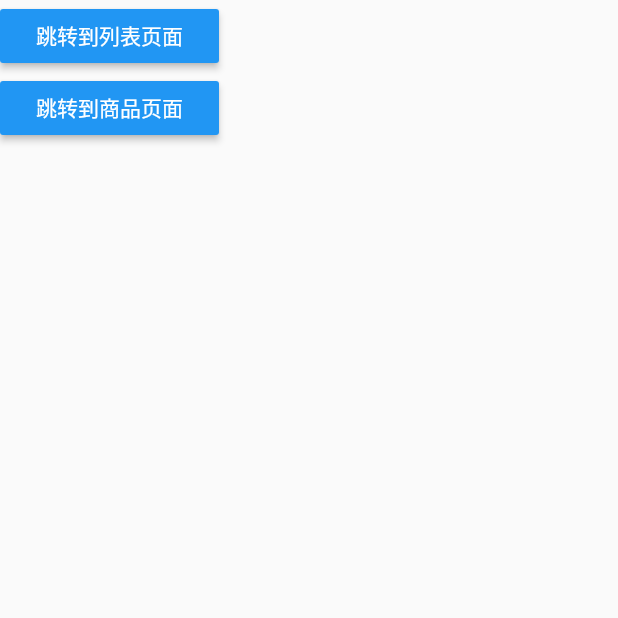
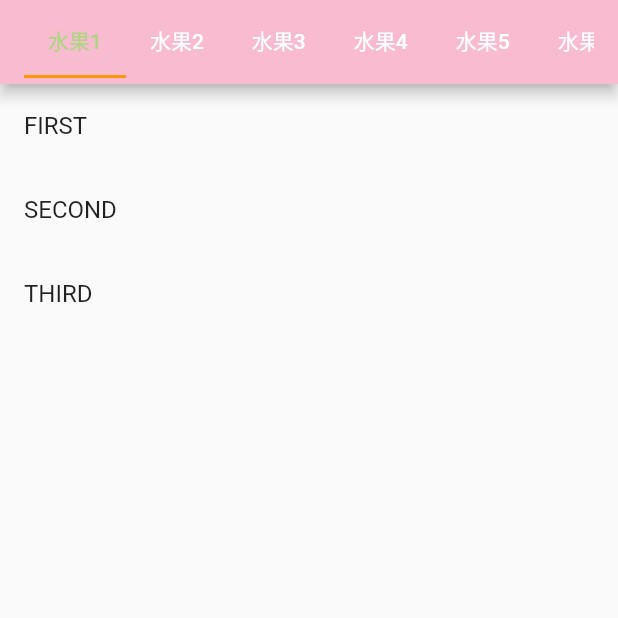
Before and after one commit to zxx1992/flutter_base, a Flutter app: the HomePage screen opened directly, on a phone screen of 412 x 824 dp, the top half of it. Run offline on Flutter 3.47's test engine with Material 2 defaults, Android fonts, the phone set to English and light mode, and no system bars.

Commit message:
feat: 两种方式自定义appbar

```diff
--- a/lib/main.dart
+++ b/lib/main.dart
@@ -17,6 +17,8 @@ import 'pages/user/login.dart';
 import 'pages/user/registerFirst.dart';
 import 'pages/user/registerSecond.dart';
 import 'pages/user/registerThird.dart';
+import 'pages/AppBarDemo.dart';
+import 'pages/TabBarController.dart';
 
 void main() {
   runApp(MyApp());
@@ -31,13 +33,18 @@ class MyApp extends StatelessWidget {
     '/registerFirst': (context) => RegisterFirstPage(),
     '/registerSecond': (context) => RegisterSecondPage(),
     '/registerThird': (context) => RegisterThirdPage(),
-
+    '/appBarDemo': (context) => AppBarDemoPage(),
+    '/tabBarController': (context) => TabBarControllerPage(),
   };
   @override
   Widget build(BuildContext context) {
     // TODO: implement build
     return MaterialApp(
+      //去掉右上角debug图标
+      debugShowCheckedModeBanner: false,
       home: Tabs(),
+      // 默认路由
+      initialRoute: '/appBarDemo',
       //定义命名路由，统一管理
       routes: this.routes,
       // 代码直接从官网拿，可实现跳转传参
--- a/lib/pages/Tabs.dart
+++ b/lib/pages/Tabs.dart
@@ -35,7 +35,7 @@ class _TabsState extends State<Tabs> {
   @override
   Widget build(BuildContext context) {
     return Scaffold(
-      appBar: AppBar(title: Text("BottomNavigationBar组件")),
+      // appBar: AppBar(title: Text("BottomNavigationBar组件")),
       body: this._pageList[this._currentIndex],
       bottomNavigationBar: BottomNavigationBar(
         onTap: (int index) {
--- a/lib/pages/tabs/home.dart
+++ b/lib/pages/tabs/home.dart
@@ -4,8 +4,6 @@
  * @Description: Do not edit
  */
 import 'package:flutter/material.dart';
-
-import '../product.dart';
 
 class HomePage extends StatefulWidget {
   HomePage({Key key}) : super(key: key);
@@ -15,6 +13,142 @@ class HomePage extends StatefulWidget {
 }
 
 class _HomePageState extends State<HomePage> {
+  @override
+  Widget build(BuildContext context) {
+    return DefaultTabController(
+      length: 10,
+      child: Scaffold(
+          appBar: AppBar(
+              backgroundColor: Colors.pink[100],
+              title: TabBar(
+                  isScrollable: true,//左右滑动
+                  indicatorColor: Colors.orange,
+                  indicatorSize: TabBarIndicatorSize.tab,
+                  labelColor: Colors.lightGreen[300], //
+                  unselectedLabelColor: Colors.white, //未选中label颜色
+                  tabs: <Widget>[
+                    Tab(text: "水果1"),
+                    Tab(
+                      text: "水果2",
+                    ),
+                    Tab(
+                      text: "水果3",
+                    ),
+                    Tab(
+                      text: "水果4",
+                    ),
+                    Tab(
+                      text: "水果5",
+                    ),
+                    Tab(
+                      text: "水果6",
+                    ),
+                    Tab(
+                      text: "水果7",
+                    ),
+                    Tab(
+                      text: "水果8",
+                    ),
+                    Tab(
+                      text: "水果9",
+                    ),
+                    Tab(
+                      text: "水果10",
+                    ),
+                  ])),
+          body: TabsBar()),
+    );
+  }
+}
+
+// demo2
+
+class TabsBar extends StatelessWidget {
+  const TabsBar({Key key}) : super(key: key);
+
+  @override
+  Widget build(BuildContext context) {
+    return TabBarView(
+      children: <Widget>[
+        ListView(
+          children: <Widget>[
+            ListTile(title: Text("FIRST")),
+            ListTile(title: Text("SECOND")),
+            ListTile(title: Text("THIRD")),
+          ],
+        ),
+        ListView(
+          children: <Widget>[
+            ListTile(title: Text("FIRST")),
+            ListTile(title: Text("SECOND")),
+            ListTile(title: Text("THIRD")),
+          ],
+        ),
+        ListView(
+          children: <Widget>[
+            ListTile(title: Text("FIRST")),
+            ListTile(title: Text("SECOND")),
+            ListTile(title: Text("THIRD")),
+          ],
+        ),
+        ListView(
+          children: <Widget>[
+            ListTile(title: Text("FIRST")),
+            ListTile(title: Text("SECOND")),
+            ListTile(title: Text("THIRD")),
+          ],
+        ),
+        ListView(
+          children: <Widget>[
+            ListTile(title: Text("FIRST")),
+            ListTile(title: Text("SECOND")),
+            ListTile(title: Text("THIRD")),
+          ],
+        ),
+        ListView(
+          children: <Widget>[
+            ListTile(title: Text("FIRST")),
+            ListTile(title: Text("SECOND")),
+            ListTile(title: Text("THIRD")),
+          ],
+        ),
+        ListView(
+          children: <Widget>[
+            ListTile(title: Text("FIRST")),
+            ListTile(title: Text("SECOND")),
+            ListTile(title: Text("THIRD")),
+          ],
+        ),
+        ListView(
+          children: <Widget>[
+            ListTile(title: Text("FIRST")),
+            ListTile(title: Text("SECOND")),
+            ListTile(title: Text("THIRD")),
+          ],
+        ),
+        ListView(
+          children: <Widget>[
+            ListTile(title: Text("FIRST")),
+            ListTile(title: Text("SECOND")),
+            ListTile(title: Text("THIRD")),
+          ],
+        ),
+        ListView(
+          children: <Widget>[
+            ListTile(title: Text("FIRST")),
+            ListTile(title: Text("SECOND")),
+            ListTile(title: Text("THIRD")),
+          ],
+        ),
+      ],
+    );
+  }
+}
+
+// demo1
+class Columns extends StatelessWidget {
+  const Columns({Key key}) : super(key: key);
+
   @override
   Widget build(BuildContext context) {
     return Column(
```
Also changed, not shown: lib/pages/AppBarDemo.dart (added, +47 -0 lines), lib/pages/TabBarController.dart (added, +75 -0 lines), lib/pages/tabs/setting.dart (+12 -0 lines).
